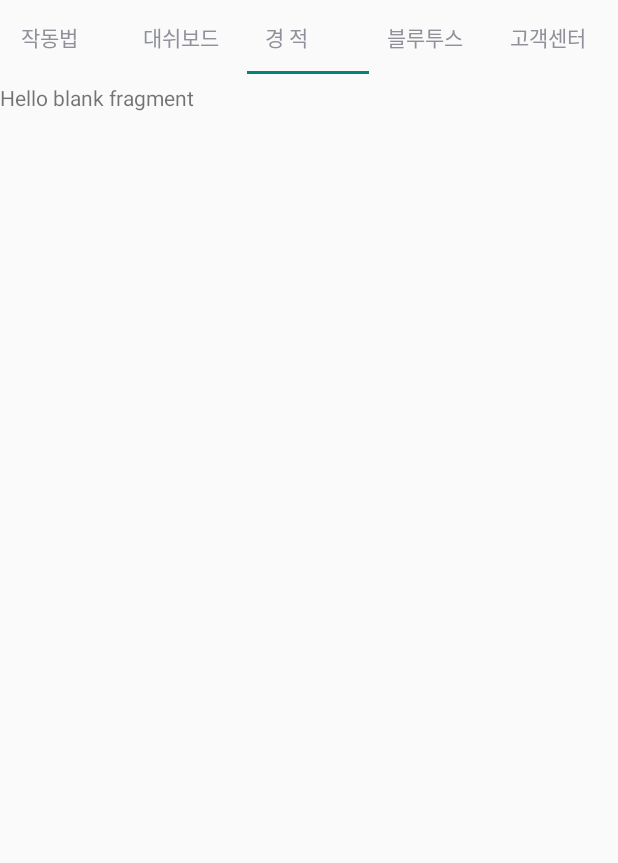
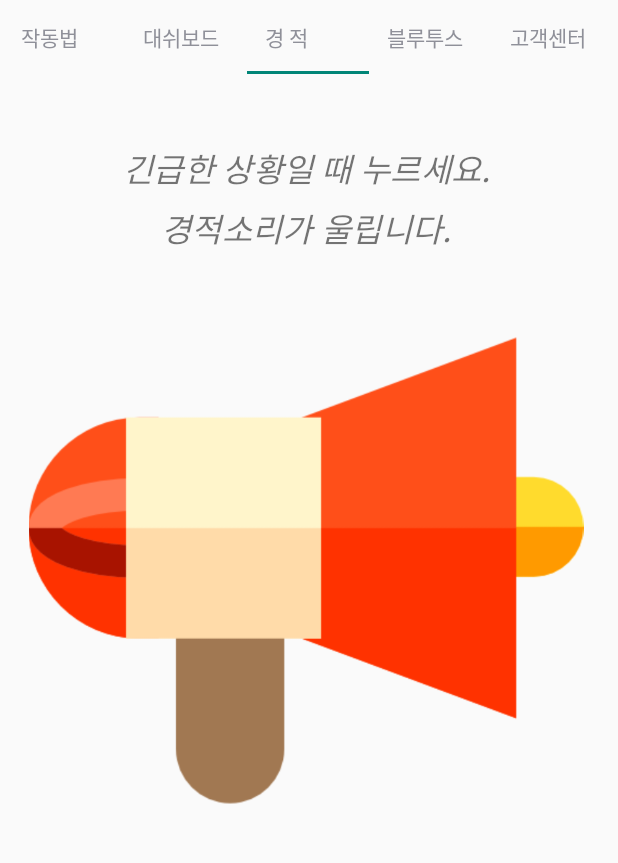
Before and after one commit to yunjipark0623/SafeGo, an Android app: the screen it shows after launch (MainActivity), tab 3 chosen, on a phone screen of 412 x 824 dp, the part 105-968 px from its top. Run offline under Robolectric (Android 15) with nearby library versions, the light colour scheme and no system bars; Roboto replaces fonts that are not available here.

Commit message:
fragment view

```diff
--- a/app/src/main/java/com/example/fragmenttest/Fragment/Horn.java
+++ b/app/src/main/java/com/example/fragmenttest/Fragment/Horn.java
@@ -7,6 +7,7 @@ import android.support.v4.app.Fragment;
 import android.view.LayoutInflater;
 import android.view.View;
 import android.view.ViewGroup;
+import android.widget.ImageView;
 
 import com.example.fragmenttest.R;
 
@@ -80,6 +81,7 @@ public class Horn extends Fragment {
         super.onDetach();
     }
 
+
     /**
      * This interface must be implemented by activities that contain this
      * fragment to allow an interaction in this fragment to be communicated
--- a/app/src/main/res/layout/fragment_horn.xml
+++ b/app/src/main/res/layout/fragment_horn.xml
@@ -1,14 +1,41 @@
 <?xml version="1.0" encoding="utf-8"?>
 <FrameLayout xmlns:android="http://schemas.android.com/apk/res/android"
+    xmlns:app="http://schemas.android.com/apk/res-auto"
     xmlns:tools="http://schemas.android.com/tools"
     android:layout_width="match_parent"
     android:layout_height="match_parent"
     tools:context=".Fragment.Horn">
 
-    <!-- TODO: Update blank fragment layout -->
     <TextView
+        android:id="@+id/textView2"
         android:layout_width="match_parent"
-        android:layout_height="match_parent"
-        android:text="@string/hello_blank_fragment" />
+        android:layout_height="wrap_content"
+        android:fontFamily="@font/nanumsquareregular"
+        android:gravity="center_horizontal"
+        android:text="긴급한 상황일 때 누르세요."
+        android:textSize="22sp"
+        android:textStyle="italic"
+        android:layout_marginTop="40dp" />
 
+    <TextView
+        android:id="@+id/textView"
+        android:layout_width="match_parent"
+        android:layout_height="wrap_content"
+        android:fontFamily="@font/nanumsquareregular"
+        android:gravity="center_horizontal"
+        android:text="경적소리가 울립니다."
+        android:textSize="22sp"
+        android:textStyle="italic"
+        android:layout_marginTop="80dp" />
+
+    <ImageButton
+        android:id="@+id/imageButton"
+        android:layout_width="match_parent"
+        android:layout_height="370dp"
+        android:layout_marginTop="140dp"
+        android:adjustViewBounds="true"
+        android:background="@android:color/transparent"
+        android:scaleType="fitCenter"
+        android:scaleX="1"
+        android:src="@drawable/horn" />
 </FrameLayout>
```
Also changed, not shown: app/src/main/java/com/example/fragmenttest/Fragment/HowTo.java (+10 -0 lines), app/src/main/java/com/example/fragmenttest/MainActivity.java (+10 -0 lines), app/src/main/res/layout/fragment_how_to.xml (+16 -4 lines), app/src/main/res/layout/fragment_profile.xml (+21 -2 lines), app/src/main/res/drawable-v24/horn.png (added), app/src/main/res/drawable-v24/mini.png (added), app/src/main/res/drawable-v24/nine.png (added), app/src/main/res/drawable-v24/ninebot_one_outside02.jpg (added), 282 other files.
